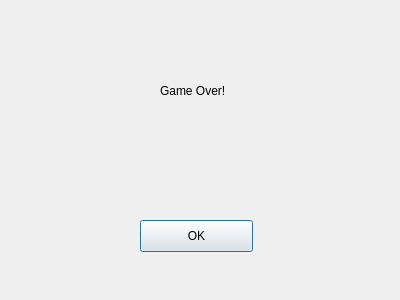
Before: the Qt Designer form enddialog.ui in tohlh/Luzhanqi, drawn with Qt 5.
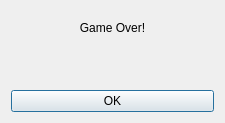
After: the same form once the commit is applied.

```diff
--- a/enddialog.ui
+++ b/enddialog.ui
@@ -6,52 +6,48 @@
    <rect>
     <x>0</x>
     <y>0</y>
-    <width>400</width>
-    <height>300</height>
+    <width>225</width>
+    <height>123</height>
    </rect>
   </property>
   <property name="windowTitle">
    <string>Dialog</string>
   </property>
-  <widget class="QPushButton" name="pushButton">
-   <property name="geometry">
-    <rect>
-     <x>140</x>
-     <y>220</y>
-     <width>113</width>
-     <height>32</height>
-    </rect>
-   </property>
-   <property name="text">
-    <string>OK</string>
-   </property>
-  </widget>
+  <layout class="QVBoxLayout" name="verticalLayout">
+   <item>
   <widget class="QLabel" name="label">
-   <property name="geometry">
-    <rect>
-     <x>160</x>
-     <y>70</y>
-     <width>71</width>
-     <height>41</height>
-    </rect>
-   </property>
    <property name="text">
     <string>Game Over!</string>
    </property>
-  </widget>
+     <property name="alignment">
+      <set>Qt::AlignCenter</set>
+     </property>
+    </widget>
+   </item>
+   <item>
   <widget class="QLabel" name="winTeam">
-   <property name="geometry">
-    <rect>
-     <x>170</x>
-     <y>140</y>
-     <width>60</width>
-     <height>16</height>
-    </rect>
+     <property name="sizePolicy">
+      <sizepolicy hsizetype="Preferred" vsizetype="Preferred">
+       <horstretch>0</horstretch>
+       <verstretch>0</verstretch>
+      </sizepolicy>
    </property>
    <property name="text">
     <string/>
    </property>
-  </widget>
+     <property name="alignment">
+      <set>Qt::AlignCenter</set>
+     </property>
+    </widget>
+   </item>
+   <item>
+    <widget class="QPushButton" name="pushButton">
+     <property name="text">
+      <string>OK</string>
+     </property>
+    </widget>
+   </item>
+  </layout>
  </widget>
  <resources/>
  <connections>
```
Left out of the diff: 2 changed lines with no effect on the pictures. Lines whose indentation alone changed are shown as unchanged.
